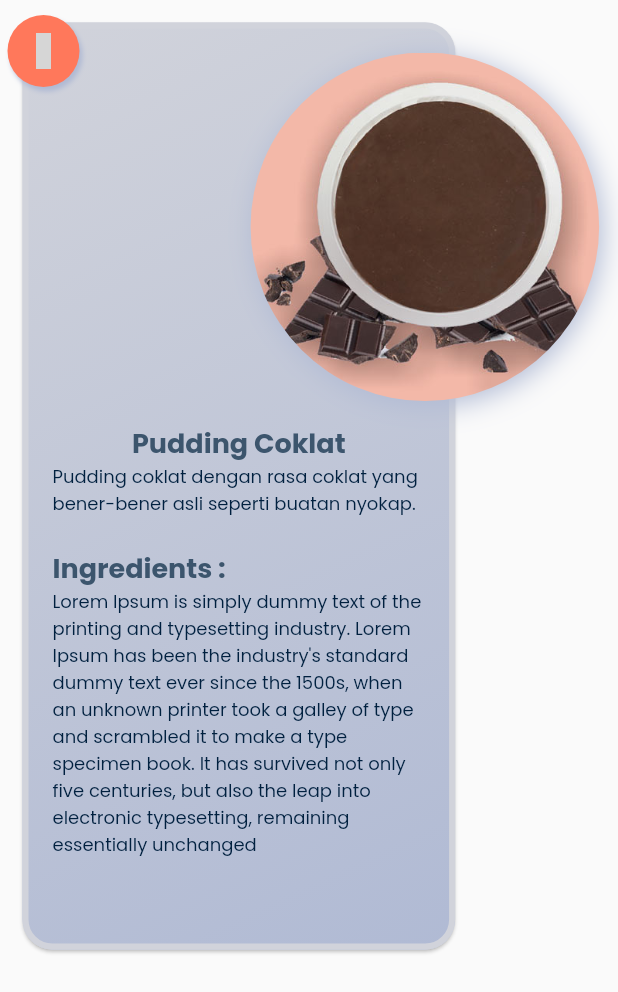
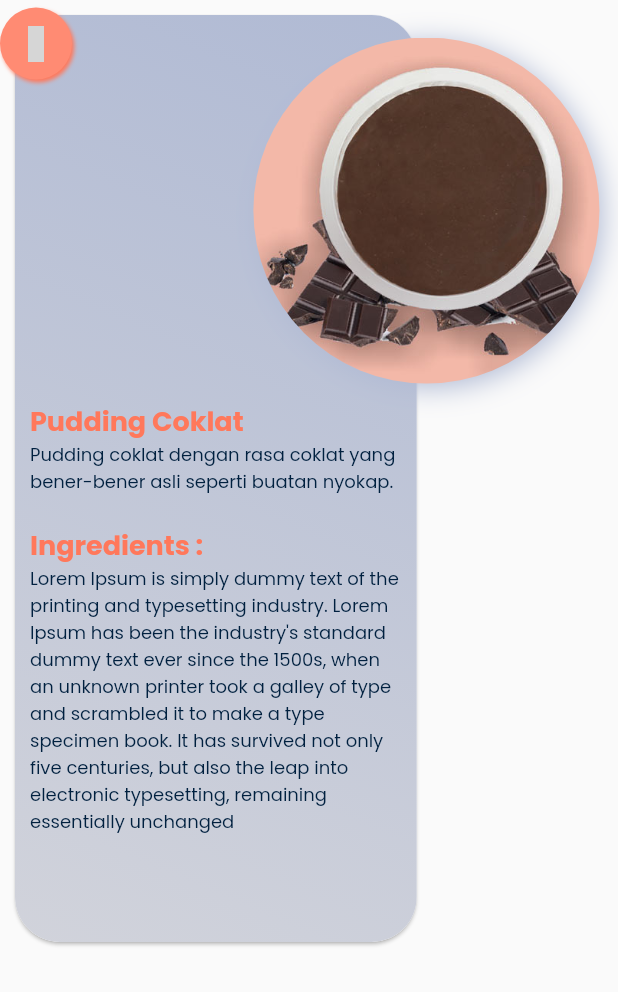
Before and after one commit to kharisma-wardhana/resep_mamah, a Flutter app: the CardFood widget shown alone on an empty page, opened directly, on a phone screen of 412 x 824 dp. Shown: the top 992 px of the screen. Run offline on Flutter 3.47's test engine with Material 2 defaults, Android fonts, the phone set to English and light mode, and no system bars; our stand-ins replace eva_icons_flutter, google_fonts; statements that could not run were skipped; grey boxes are pictures that could not be loaded.

```diff
--- a/lib/main.dart
+++ b/lib/main.dart
@@ -10,7 +10,7 @@ class MyApp extends StatelessWidget {
   @override
   Widget build(BuildContext context) {
     return MaterialApp(
-        title: 'Flutter Demo',
+        title: 'Resep mamah',
         theme: ThemeData(
           // This is the theme of your application.
           //
--- a/lib/screens/home/CardFood.dart
+++ b/lib/screens/home/CardFood.dart
@@ -15,20 +15,19 @@ class _CardFoodState extends State<CardFood> {
       children: <Widget>[
         Card(
           shape: RoundedRectangleBorder(
-            side: BorderSide(color: mainColor, width: 4),
-            borderRadius: BorderRadius.circular(20),
+            borderRadius: BorderRadius.circular(30),
           ),
-          margin: EdgeInsets.all(15.0),
+          margin: EdgeInsets.all(10.0),
           child: Container(
-            width: size.width * 0.7,
+            width: size.width * 0.65,
             height: size.height * 0.75,
-            padding: EdgeInsets.all(20),
+            padding: EdgeInsets.all(10),
             decoration: BoxDecoration(
-              borderRadius: BorderRadius.circular(20),
+              borderRadius: BorderRadius.circular(30),
               gradient: LinearGradient(
                 colors: <Color>[mainColor, mainColorDark],
-                begin: Alignment.topLeft,
-                end: Alignment.bottomRight,
+                begin: Alignment.bottomLeft,
+                end: Alignment.topRight,
               ),
             ),
             child: Column(
@@ -37,13 +36,11 @@ class _CardFoodState extends State<CardFood> {
                 Container(
                   margin: EdgeInsets.only(bottom: size.height * 0.3),
                 ),
-                Center(
-                  child: CustomFont(
-                    text: "Pudding Coklat",
-                    textSize: titleSize,
-                    textColor: fontColor,
-                    textWeight: FontWeight.bold,
-                  ),
+                CustomFont(
+                  text: "Pudding Coklat",
+                  textSize: titleSize,
+                  textColor: secondColorDark,
+                  textWeight: FontWeight.bold,
                 ),
                 CustomFont(
                   text:
@@ -57,7 +54,7 @@ class _CardFoodState extends State<CardFood> {
                 CustomFont(
                   text: "Ingredients : ",
                   textSize: titleSize,
-                  textColor: fontColor,
+                  textColor: secondColorDark,
                   textWeight: FontWeight.bold,
                 ),
                 CustomFont(
@@ -76,14 +73,14 @@ class _CardFoodState extends State<CardFood> {
             mainAxisAlignment: MainAxisAlignment.spaceBetween,
             children: <Widget>[
               Container(
-                margin: EdgeInsets.only(top: 10, left: 5),
+                margin: EdgeInsets.only(top: 5),
                 decoration: BoxDecoration(boxShadow: <BoxShadow>[
                   BoxShadow(
-                    color: mainColorDark,
-                    offset: Offset(2, 3),
-                    blurRadius: 2,
+                    color: secondColorDark,
+                    offset: Offset(1.5, 2),
+                    blurRadius: 1.5,
                   ),
-                ], color: secondColorDark, shape: BoxShape.circle),
+                ], color: secondColor, shape: BoxShape.circle),
                 child: IconButton(
                   icon: Icon(
                     EvaIcons.heart,
@@ -93,9 +90,9 @@ class _CardFoodState extends State<CardFood> {
                 ),
               ),
               Container(
-                width: size.width * 0.625,
-                height: size.height * 0.282,
-                margin: EdgeInsets.only(top: 35),
+                width: size.width * 0.62,
+                height: size.height * 0.28,
+                margin: EdgeInsets.only(top: 25),
                 decoration: BoxDecoration(
                   boxShadow: <BoxShadow>[
                     BoxShadow(
```
Also changed, not shown: lib/screens/BaseScreen.dart (+8 -62 lines), lib/screens/home/CategoryBtn.dart (added, +103 -0 lines), lib/screens/home/HomeScreen.dart (+34 -62 lines), lib/widgets/SideNav.dart (+106 -0 lines), lib/screens/home/GridFood.dart (deleted).
